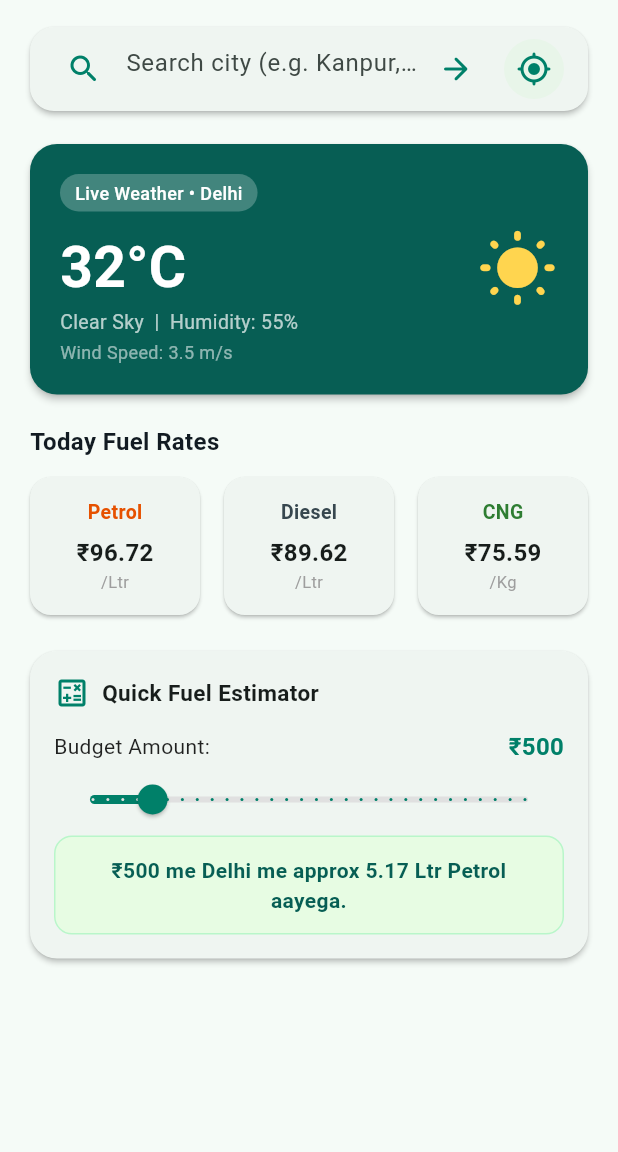
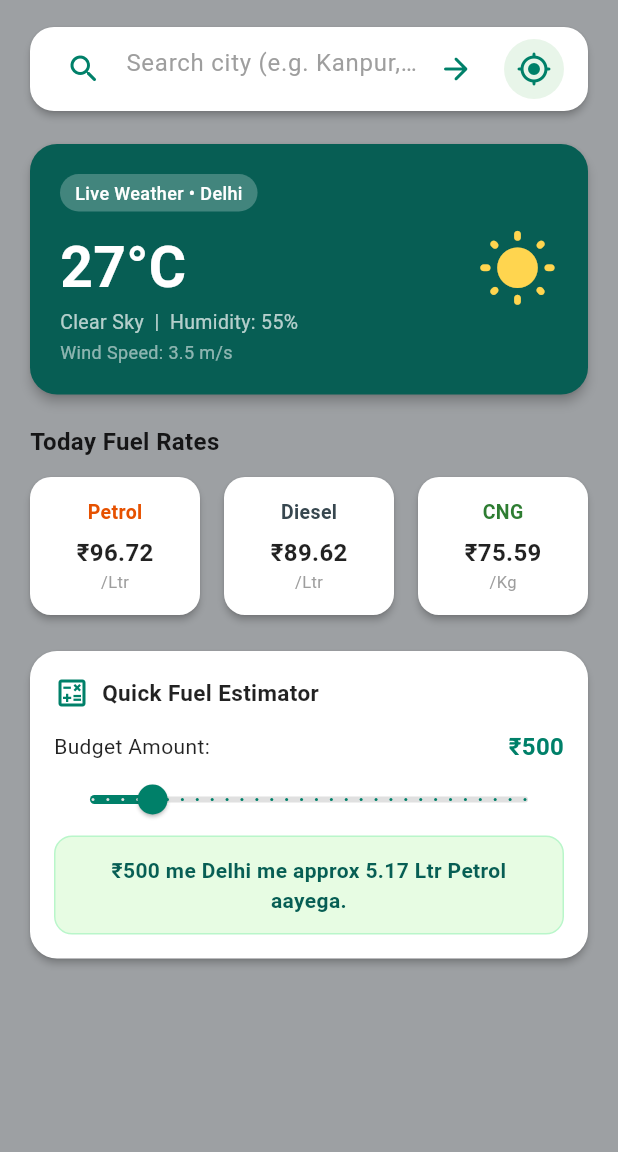
Before and after one commit to vmateindia3-creator/Price-Apk, a Flutter app: the screen it shows after launch, on a phone screen of 412 x 824 dp, the part 84-1236 px from its top. Run offline on Flutter 3.47's test engine with Material 3 defaults, Android fonts, the phone set to English and light mode, and no system bars; our stand-ins replace geolocator; network calls fail.

Commit message:
Update main.dart

```diff
--- a/lib/main.dart
+++ b/lib/main.dart
@@ -43,7 +43,8 @@ class _ResponsiveDashboardState extends State<ResponsiveDashboard> {
   final TextEditingController _searchController = TextEditingController();
 
   String selectedCity = 'Delhi';
-  String temperature = '32°C';
+  double rawTemp = 27.0; // Default temperature
+  String temperature = '27°C';
   String condition = 'Clear Sky';
   String humidity = '55%';
   String windSpeed = '3.5 m/s';
@@ -52,7 +53,7 @@ class _ResponsiveDashboardState extends State<ResponsiveDashboard> {
   bool isLoading = false;
   double fuelAmountInput = 500;
 
-  // Reference Fuel Rates Data (Fallback by City)
+  // Reference Fuel Rates Data
   final Map<String, Map<String, double>> fuelRates = {
     'Delhi': {'petrol': 96.72, 'diesel': 89.62, 'cng': 75.59},
     'Mumbai': {'petrol': 104.21, 'diesel': 92.15, 'cng': 76.00},
@@ -64,6 +65,21 @@ class _ResponsiveDashboardState extends State<ResponsiveDashboard> {
   void initState() {
     super.initState();
     fetchWeatherByCity(selectedCity);
+  }
+
+  // Calculate Background Color based on Temperature (0°C = Black, 42°C+ = White)
+  Color _getTempBackgroundColor(double temp) {
+    if (temp <= 5) return const Color(0xFF101418); // Dark Black/Navy
+    if (temp >= 42) return const Color(0xFFF8F9FA); // Pure White/Off-White
+
+    // Interpolate smoothly between Dark (5°C) and White (42°C)
+    double t = ((temp - 5) / 37.0).clamp(0.0, 1.0);
+    return Color.lerp(const Color(0xFF1C232A), const Color(0xFFF5F5F5), t)!;
+  }
+
+  // Check if background is dark to adjust text contrast
+  bool _isDarkBackground(Color color) {
+    return ThemeData.estimateBrightnessForColor(color) == Brightness.dark;
   }
 
   // 1. Fetch Weather by City Name
@@ -146,25 +162,30 @@ class _ResponsiveDashboardState extends State<ResponsiveDashboard> {
     setState(() {
       selectedCity = data['name'] ?? 'Unknown';
       _searchController.text = selectedCity;
-      temperature = '${(data['main']['temp'] as num).round()}°C';
+      rawTemp = (data['main']['temp'] as num).toDouble();
+      temperature = '${rawTemp.round()}°C';
       condition = data['weather'][0]['description'].toString().toUpperCase();
       humidity = '${data['main']['humidity']}%';
       windSpeed = '${data['wind']['speed']} m/s';
-      weatherIcon = _getWeatherIcon(data['weather'][0]['main']);
+
+      String rawIconCode = data['weather'][0]['icon'] ?? '';
+      weatherIcon = _getWeatherIcon(data['weather'][0]['main'], rawIconCode);
     });
   }
 
-  IconData _getWeatherIcon(String? mainCondition) {
+  IconData _getWeatherIcon(String? mainCondition, String rawIconCode) {
+    bool isNight = rawIconCode.endsWith('n');
+
     switch (mainCondition?.toLowerCase()) {
       case 'clouds':
-        return Icons.wb_cloudy_rounded;
+        return isNight ? Icons.nights_stay_rounded : Icons.wb_cloudy_rounded;
       case 'rain':
       case 'drizzle':
         return Icons.water_drop_rounded;
       case 'thunderstorm':
         return Icons.thunderstorm_rounded;
       case 'clear':
-        return Icons.wb_sunny_rounded;
+        return isNight ? Icons.nightlight_round : Icons.wb_sunny_rounded;
       case 'snow':
         return Icons.ac_unit_rounded;
       case 'mist':
@@ -172,7 +193,7 @@ class _ResponsiveDashboardState extends State<ResponsiveDashboard> {
       case 'haze':
         return Icons.grain_rounded;
       default:
-        return Icons.wb_twilight_rounded;
+        return isNight ? Icons.nightlight_round : Icons.wb_twilight_rounded;
     }
   }
 
@@ -189,7 +210,11 @@ class _ResponsiveDashboardState extends State<ResponsiveDashboard> {
 
   @override
   Widget build(BuildContext context) {
-    // Lookup fuel rates or fallback to Delhi default rates
+    final bgColor = _getTempBackgroundColor(rawTemp);
+    final isDarkBg = _isDarkBackground(bgColor);
+    final textColor = isDarkBg ? Colors.white : Colors.black87;
+    final cardBgColor = isDarkBg ? const Color(0xFF232D36) : Colors.white;
+
     final currentPetrol = fuelRates[selectedCity]?['petrol'] ?? 96.72;
     final currentDiesel = fuelRates[selectedCity]?['diesel'] ?? 89.62;
     final currentCng = fuelRates[selectedCity]?['cng'] ?? 75.59;
@@ -197,6 +222,7 @@ class _ResponsiveDashboardState extends State<ResponsiveDashboard> {
     final liters = (fuelAmountInput / currentPetrol).toStringAsFixed(2);
 
     return Scaffold(
+      backgroundColor: bgColor,
       appBar: AppBar(
         backgroundColor: const Color(0xFF008069),
         elevation: 2,
@@ -230,16 +256,20 @@ class _ResponsiveDashboardState extends State<ResponsiveDashboard> {
           ),
         ],
       ),
-      body: SafeArea(
+      body: AnimatedContainer(
+        duration: const Duration(milliseconds: 600),
+        color: bgColor,
+        child: SafeArea(
           child: Center(
             child: ConstrainedBox(
               constraints: const BoxConstraints(maxWidth: 600),
               child: ListView(
                 padding: const EdgeInsets.symmetric(horizontal: 16.0, vertical: 14.0),
                 children: [
-                // 1. City Search Bar & GPS Auto Detect Button
+                  // 1. City Search Bar
                   Card(
-                  elevation: 1.5,
+                    color: cardBgColor,
+                    elevation: 2,
                     shape: RoundedRectangleBorder(borderRadius: BorderRadius.circular(16)),
                     child: Padding(
                       padding: const EdgeInsets.symmetric(horizontal: 12, vertical: 4),
@@ -248,11 +278,13 @@ class _ResponsiveDashboardState extends State<ResponsiveDashboard> {
                           Expanded(
                             child: TextField(
                               controller: _searchController,
+                              style: TextStyle(color: textColor),
                               textInputAction: TextInputAction.search,
-                            decoration: const InputDecoration(
-                              hintText: 'Search city (e.g. Kanpur, Lucknow)...',
+                              decoration: InputDecoration(
+                                hintText: 'Search city (e.g. Kanpur, Shimla)...',
+                                hintStyle: TextStyle(color: isDarkBg ? Colors.white54 : Colors.grey),
                                 border: InputBorder.none,
-                              prefixIcon: Icon(Icons.search_rounded, color: Color(0xFF008069)),
+                                prefixIcon: const Icon(Icons.search_rounded, color: Color(0xFF008069)),
                               ),
                               onSubmitted: (val) => fetchWeatherByCity(val),
                             ),
@@ -280,7 +312,7 @@ class _ResponsiveDashboardState extends State<ResponsiveDashboard> {
 
                   // 2. Weather Highlight Card
                   Card(
-                  elevation: 2,
+                    elevation: 3,
                     color: const Color(0xFF075E54),
                     shape: RoundedRectangleBorder(borderRadius: BorderRadius.circular(18)),
                     child: Padding(
@@ -333,40 +365,41 @@ class _ResponsiveDashboardState extends State<ResponsiveDashboard> {
                   const SizedBox(height: 16),
 
                   // 3. Fuel Rates Section
-                const Padding(
-                  padding: EdgeInsets.only(left: 4, bottom: 8),
+                  Padding(
+                    padding: const EdgeInsets.only(left: 4, bottom: 8),
                     child: Text(
                       'Today Fuel Rates',
-                    style: TextStyle(fontSize: 16, fontWeight: FontWeight.bold, color: Color(0xFF121B22)),
+                      style: TextStyle(fontSize: 16, fontWeight: FontWeight.bold, color: textColor),
                     ),
                   ),
                   Row(
                     children: [
-                    Expanded(child: _buildFuelTile('Petrol', '₹${currentPetrol.toStringAsFixed(2)}', '/Ltr', const Color(0xFFE65100))),
+                      Expanded(child: _buildFuelTile('Petrol', '₹${currentPetrol.toStringAsFixed(2)}', '/Ltr', const Color(0xFFE65100), cardBgColor, textColor)),
                       const SizedBox(width: 8),
-                    Expanded(child: _buildFuelTile('Diesel', '₹${currentDiesel.toStringAsFixed(2)}', '/Ltr', const Color(0xFF37474F))),
+                      Expanded(child: _buildFuelTile('Diesel', '₹${currentDiesel.toStringAsFixed(2)}', '/Ltr', isDarkBg ? Colors.lightBlueAccent : const Color(0xFF37474F), cardBgColor, textColor)),
                       const SizedBox(width: 8),
-                    Expanded(child: _buildFuelTile('CNG', '₹${currentCng.toStringAsFixed(2)}', '/Kg', const Color(0xFF2E7D32))),
+                      Expanded(child: _buildFuelTile('CNG', '₹${currentCng.toStringAsFixed(2)}', '/Kg', const Color(0xFF2E7D32), cardBgColor, textColor)),
                     ],
                   ),
                   const SizedBox(height: 16),
 
                   // 4. Quick Fuel Estimator
                   Card(
-                  elevation: 1.5,
+                    color: cardBgColor,
+                    elevation: 2,
                     shape: RoundedRectangleBorder(borderRadius: BorderRadius.circular(18)),
                     child: Padding(
                       padding: const EdgeInsets.all(16.0),
                       child: Column(
                         crossAxisAlignment: CrossAxisAlignment.start,
                         children: [
-                        const Row(
+                          Row(
                             children: [
-                            Icon(Icons.calculate_outlined, color: Color(0xFF008069)),
-                            SizedBox(width: 8),
+                              const Icon(Icons.calculate_outlined, color: Color(0xFF008069)),
+                              const SizedBox(width: 8),
                               Text(
                                 'Quick Fuel Estimator',
-                              style: TextStyle(fontSize: 15, fontWeight: FontWeight.bold),
+                                style: TextStyle(fontSize: 15, fontWeight: FontWeight.bold, color: textColor),
                               ),
                             ],
                           ),
@@ -374,7 +407,7 @@ class _ResponsiveDashboardState extends State<ResponsiveDashboard> {
                           Row(
                             mainAxisAlignment: MainAxisAlignment.spaceBetween,
                             children: [
-                            const Text('Budget Amount:', style: TextStyle(color: Colors.black87)),
+                              Text('Budget Amount:', style: TextStyle(color: textColor)),
                               Text(
                                 '₹${fuelAmountInput.toInt()}',
                                 style: const TextStyle(fontWeight: FontWeight.bold, fontSize: 16, color: Color(0xFF008069)),
@@ -387,7 +420,7 @@ class _ResponsiveDashboardState extends State<ResponsiveDashboard> {
                             max: 3000,
                             divisions: 29,
                             activeColor: const Color(0xFF008069),
-                          inactiveColor: const Color(0xFFE0E0E0),
+                            inactiveColor: isDarkBg ? Colors.white24 : const Color(0xFFE0E0E0),
                             label: '₹${fuelAmountInput.toInt()}',
                             onChanged: (val) => setState(() => fuelAmountInput = val),
                           ),
@@ -418,12 +451,14 @@ class _ResponsiveDashboardState extends State<ResponsiveDashboard> {
             ),
           ),
         ),
+      ),
     );
   }
 
-  Widget _buildFuelTile(String title, String price, String unit, Color accentColor) {
+  Widget _buildFuelTile(String title, String price, String unit, Color accentColor, Color cardBg, Color textColor) {
     return Card(
-      elevation: 1,
+      color: cardBg,
+      elevation: 2,
       shape: RoundedRectangleBorder(borderRadius: BorderRadius.circular(14)),
       child: Padding(
         padding: const EdgeInsets.symmetric(vertical: 14, horizontal: 8),
@@ -431,7 +466,7 @@ class _ResponsiveDashboardState extends State<ResponsiveDashboard> {
           children: [
             Text(title, style: TextStyle(color: accentColor, fontWeight: FontWeight.bold, fontSize: 13)),
             const SizedBox(height: 6),
-            Text(price, style: const TextStyle(fontSize: 16, fontWeight: FontWeight.bold)),
+            Text(price, style: TextStyle(fontSize: 16, fontWeight: FontWeight.bold, color: textColor)),
             Text(unit, style: const TextStyle(color: Colors.grey, fontSize: 11)),
           ],
         ),
```
Lines whose indentation alone changed are shown as unchanged.
